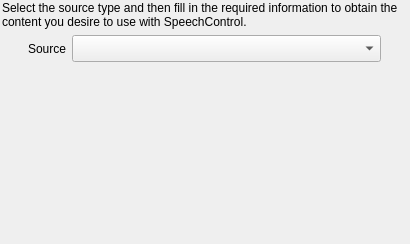
This is res/ui/contentwizard-sourceselect.ui in smartboyhw/speechcontrol as Qt 5 draws it before an edit. The edited form follows.
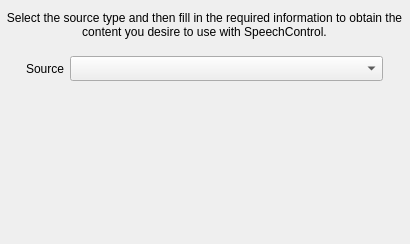
This is the edited form.

Commit message: Worked more on the UI to give it more of a native feel on Ubuntu.

The edit to the form file:
```diff
--- a/res/ui/contentwizard-sourceselect.ui
+++ b/res/ui/contentwizard-sourceselect.ui
@@ -22,24 +22,33 @@
   <widget class="QWidget" name="gridLayoutWidget">
    <property name="geometry">
     <rect>
-     <x>2</x>
-     <y>1</y>
-     <width>405</width>
+     <x>0</x>
+     <y>0</y>
+     <width>409</width>
      <height>241</height>
     </rect>
    </property>
    <layout class="QGridLayout" name="gridLayout">
     <item row="0" column="0" colspan="3">
      <widget class="QLabel" name="labelDescription">
+      <property name="minimumSize">
+       <size>
+        <width>0</width>
+        <height>50</height>
+       </size>
+      </property>
       <property name="maximumSize">
        <size>
         <width>16777215</width>
-        <height>40</height>
+        <height>50</height>
        </size>
       </property>
       <property name="text">
        <string>Select the source type and then fill in the required information to obtain the content you desire to use with SpeechControl.</string>
       </property>
+      <property name="alignment">
+       <set>Qt::AlignCenter</set>
+      </property>
       <property name="wordWrap">
        <bool>true</bool>
       </property>
@@ -90,7 +99,13 @@
         <property name="minimumSize">
          <size>
           <width>353</width>
-          <height>174</height>
+          <height>154</height>
+         </size>
+        </property>
+        <property name="maximumSize">
+         <size>
+          <width>353</width>
+          <height>154</height>
          </size>
         </property>
         <property name="frameShape">
@@ -128,7 +143,7 @@
         <item>
          <widget class="QComboBox" name="comboBoxSource">
           <property name="sizePolicy">
-           <sizepolicy hsizetype="MinimumExpanding" vsizetype="MinimumExpanding">
+           <sizepolicy hsizetype="MinimumExpanding" vsizetype="Preferred">
             <horstretch>0</horstretch>
             <verstretch>0</verstretch>
            </sizepolicy>
```
The commit also changes 7 other files.
